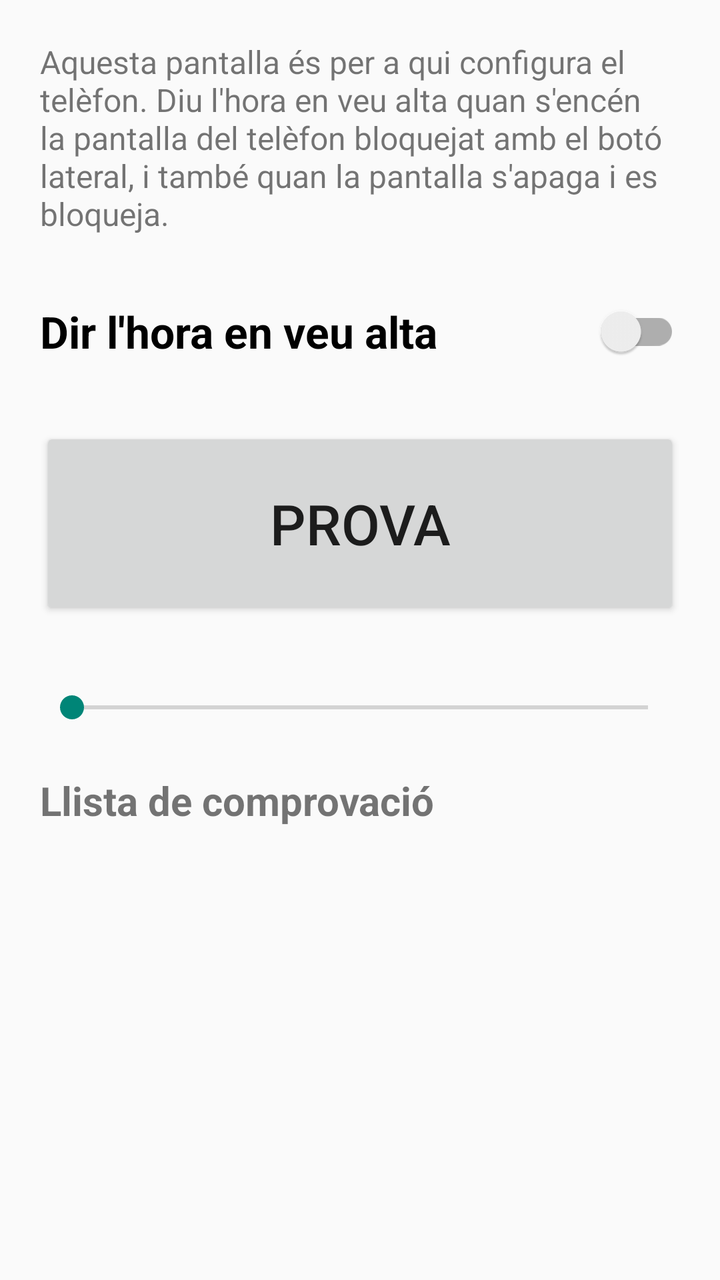
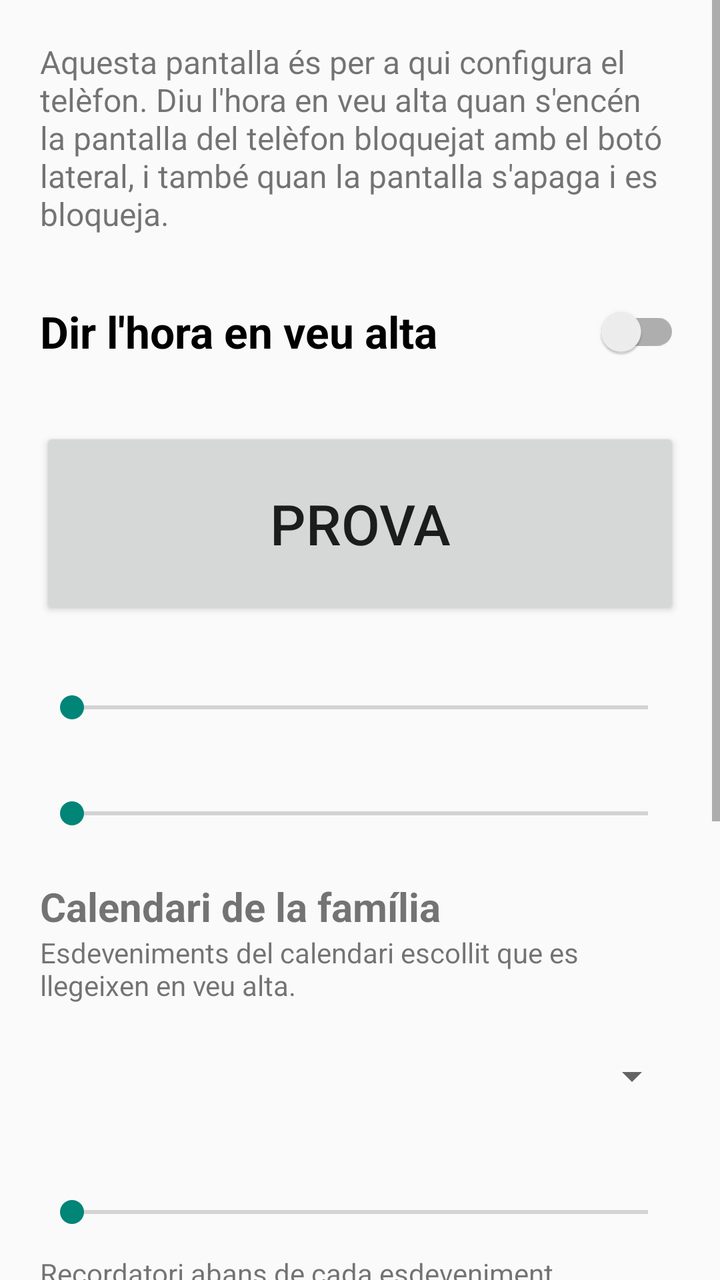

An Android layout rendered at two revisions. The XML below is the earlier revision; the diff shows what the commit changed to produce the second picture.
<!-- AndroidManifest.xml: application theme Theme.AppCompat.DayNight -->
<!-- res/layout/activity_main.xml -->
<?xml version="1.0" encoding="utf-8"?>
<ScrollView xmlns:android="http://schemas.android.com/apk/res/android"
    android:layout_width="match_parent"
    android:layout_height="match_parent"
    android:fitsSystemWindows="true">

    <LinearLayout
        android:layout_width="match_parent"
        android:layout_height="wrap_content"
        android:orientation="vertical"
        android:padding="20dp">

        <TextView
            android:layout_width="match_parent"
            android:layout_height="wrap_content"
            android:text="@string/intro"
            android:textSize="16sp" />

        <androidx.appcompat.widget.SwitchCompat
            android:id="@+id/speech_enabled"
            android:layout_width="match_parent"
            android:layout_height="wrap_content"
            android:layout_marginTop="16dp"
            android:minHeight="64dp"
            android:text="@string/speech_enabled"
            android:textSize="22sp"
            android:textStyle="bold" />

        <Button
            android:id="@+id/test_button"
            android:layout_width="match_parent"
            android:layout_height="96dp"
            android:layout_marginTop="16dp"
            android:text="@string/test_button"
            android:textSize="28sp" />

        <TextView
            android:id="@+id/rate_label"
            android:layout_width="match_parent"
            android:layout_height="wrap_content"
            android:layout_marginTop="16dp" />

        <SeekBar
            android:id="@+id/rate"
            android:layout_width="match_parent"
            android:layout_height="wrap_content"
            android:max="70" />

        <TextView
            android:layout_width="match_parent"
            android:layout_height="wrap_content"
            android:layout_marginTop="24dp"
            android:text="@string/checklist_title"
            android:textSize="20sp"
            android:textStyle="bold" />

        <LinearLayout
            android:id="@+id/checks"
            android:layout_width="match_parent"
            android:layout_height="wrap_content"
            android:orientation="vertical" />
    </LinearLayout>
</ScrollView>
<!-- resources referenced by this layout -->
<resources>
  <string name="checklist_title">Llista de comprovació</string>
  <string name="intro">Aquesta pantalla és per a qui configura el telèfon. Diu l\'hora en veu alta quan s\'encén la pantalla del telèfon bloquejat amb el botó lateral, i també quan la pantalla s\'apaga i es bloqueja.</string>
  <string name="speech_enabled">Dir l\'hora en veu alta</string>
  <string name="test_button">Prova</string>
</resources>

<!-- the commit's change to res/layout/activity_main.xml (unified diff, before → after) -->
@@ -47,6 +47,87 @@
             android:max="70" />
 
         <TextView
+            android:id="@+id/volume_label"
+            android:layout_width="match_parent"
+            android:layout_height="wrap_content"
+            android:layout_marginTop="16dp" />
+
+        <SeekBar
+            android:id="@+id/volume"
+            android:layout_width="match_parent"
+            android:layout_height="wrap_content"
+            android:max="90" />
+
+        <TextView
+            android:layout_width="match_parent"
+            android:layout_height="wrap_content"
+            android:layout_marginTop="24dp"
+            android:text="@string/calendar_title"
+            android:textSize="20sp"
+            android:textStyle="bold" />
+
+        <TextView
+            android:layout_width="match_parent"
+            android:layout_height="wrap_content"
+            android:text="@string/calendar_help" />
+
+        <Spinner
+            android:id="@+id/calendar_picker"
+            android:layout_width="match_parent"
+            android:layout_height="56dp"
+            android:layout_marginTop="8dp" />
+
+        <TextView
+            android:id="@+id/hours_label"
+            android:layout_width="match_parent"
+            android:layout_height="wrap_content"
+            android:layout_marginTop="12dp" />
+
+        <SeekBar
+            android:id="@+id/hours"
+            android:layout_width="match_parent"
+            android:layout_height="wrap_content"
+            android:max="23" />
+
+        <TextView
+            android:layout_width="match_parent"
+            android:layout_height="wrap_content"
+            android:layout_marginTop="12dp"
+            android:text="@string/reminder_label" />
+
+        <Spinner
+            android:id="@+id/reminder"
+            android:layout_width="match_parent"
+            android:layout_height="56dp"
+            android:entries="@array/reminder_options" />
+
+        <Button
+            android:id="@+id/morning_time"
+            android:layout_width="match_parent"
+            android:layout_height="wrap_content"
+            android:layout_marginTop="8dp" />
+
+        <androidx.appcompat.widget.SwitchCompat
+            android:id="@+id/read_location"
+            android:layout_width="match_parent"
+            android:layout_height="48dp"
+            android:text="@string/read_location" />
+
+        <androidx.appcompat.widget.SwitchCompat
+            android:id="@+id/read_description"
+            android:layout_width="match_parent"
+            android:layout_height="48dp"
+            android:text="@string/read_description" />
+
+        <Button
+            android:id="@+id/test_calendar"
+            android:layout_width="match_parent"
+            android:layout_height="64dp"
+            android:layout_marginTop="8dp"
+            android:text="@string/test_calendar"
+            android:textSize="20sp" />
+
+        <TextView
             android:layout_width="match_parent"
             android:layout_height="wrap_content"
             android:layout_marginTop="24dp"
<!-- resource entries referenced after the edit -->
@@ -1,8 +1,21 @@
 <!-- resources referenced by this layout -->
 <resources>
+  <string-array name="reminder_options">
+          <item>Cap recordatori</item>
+          <item>15 minuts abans</item>
+          <item>30 minuts abans</item>
+          <item>1 hora abans</item>
+          <item>2 hores abans</item>
+      </string-array>
+  <string name="calendar_help">Esdeveniments del calendari escollit que es llegeixen en veu alta.</string>
+  <string name="calendar_title">Calendari de la família</string>
   <string name="checklist_title">Llista de comprovació</string>
   <string name="intro">Aquesta pantalla és per a qui configura el telèfon. Diu l\'hora en veu alta quan s\'encén la pantalla del telèfon bloquejat amb el botó lateral, i també quan la pantalla s\'apaga i es bloqueja.</string>
+  <string name="read_description">Llegir la descripció</string>
+  <string name="read_location">Llegir el lloc</string>
+  <string name="reminder_label">Recordatori abans de cada esdeveniment</string>
   <string name="speech_enabled">Dir l\'hora en veu alta</string>
   <string name="test_button">Prova</string>
+  <string name="test_calendar">Prova el calendari</string>
 </resources>
 
